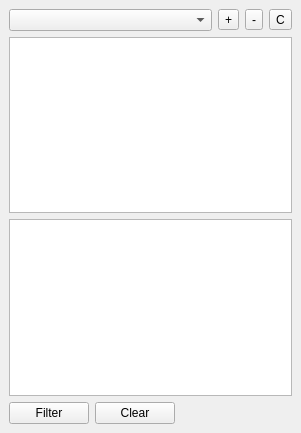
sickel/multi_filter, file multi_filter_dockwidget_base.ui: the form before one commit.
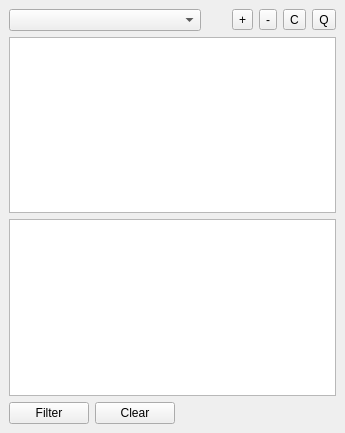
The form after the commit. Icons and pictures are not drawn. Custom widgets are drawn as their Qt base class.

Commit message: Added query builder. Some GUI update v 0.91

```diff
--- a/multi_filter_dockwidget_base.ui
+++ b/multi_filter_dockwidget_base.ui
@@ -6,7 +6,7 @@
    <rect>
     <x>0</x>
     <y>0</y>
-    <width>301</width>
+    <width>345</width>
     <height>433</height>
    </rect>
   </property>
@@ -17,17 +17,10 @@
    <layout class="QGridLayout" name="gridLayout">
     <item row="3" column="0">
      <layout class="QGridLayout" name="gridLayout_2">
-      <item row="4" column="0">
-       <widget class="QPushButton" name="pBFilter">
+      <item row="0" column="5">
+       <widget class="QToolButton" name="tbRemove">
         <property name="text">
-         <string>Filter</string>
-        </property>
-       </widget>
-      </item>
-      <item row="0" column="3">
-       <widget class="QToolButton" name="tbAdd">
-        <property name="text">
-         <string>+</string>
+         <string>-</string>
         </property>
        </widget>
       </item>
@@ -38,30 +31,41 @@
         </property>
        </widget>
       </item>
-      <item row="0" column="4">
-       <widget class="QToolButton" name="tbRemove">
-        <property name="text">
-         <string>-</string>
-        </property>
-       </widget>
-      </item>
       <item row="0" column="0" colspan="3">
        <widget class="QgsMapLayerComboBox" name="mMCLLayers"/>
       </item>
-      <item row="0" column="5">
+      <item row="0" column="6">
        <widget class="QToolButton" name="tbCopy">
         <property name="text">
          <string>C</string>
         </property>
-        <property name="icon">
-         <iconset theme="copy"/>
+       </widget>
+      </item>
+      <item row="4" column="0">
+       <widget class="QPushButton" name="pBFilter">
+        <property name="text">
+         <string>Filter</string>
         </property>
        </widget>
       </item>
-      <item row="1" column="0" colspan="6">
+      <item row="0" column="4">
+       <widget class="QToolButton" name="tbAdd">
+        <property name="text">
+         <string>+</string>
+        </property>
+       </widget>
+      </item>
+      <item row="0" column="7">
+       <widget class="QToolButton" name="tbQueryDesigner">
+        <property name="text">
+         <string>Q</string>
+        </property>
+       </widget>
+      </item>
+      <item row="1" column="0" colspan="8">
        <widget class="QListWidget" name="lwLayers"/>
       </item>
-      <item row="2" column="0" colspan="6">
+      <item row="2" column="0" colspan="8">
        <widget class="QPlainTextEdit" name="pTEFiltertext"/>
       </item>
      </layout>
```
The commit also changes 2 other files.
